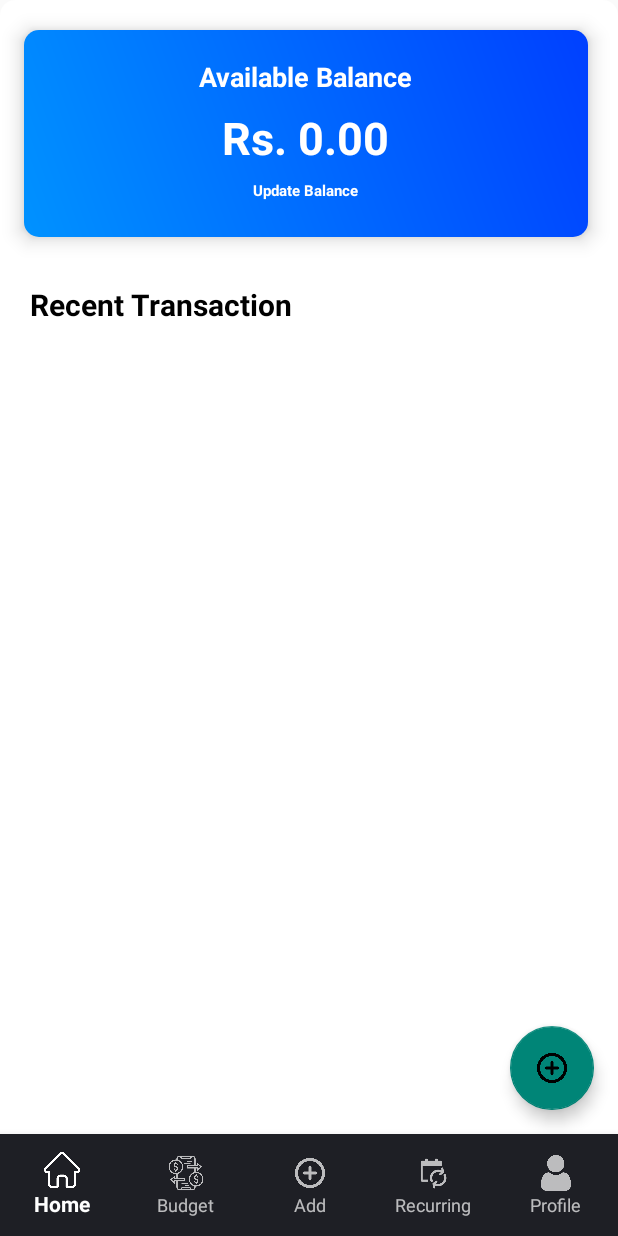
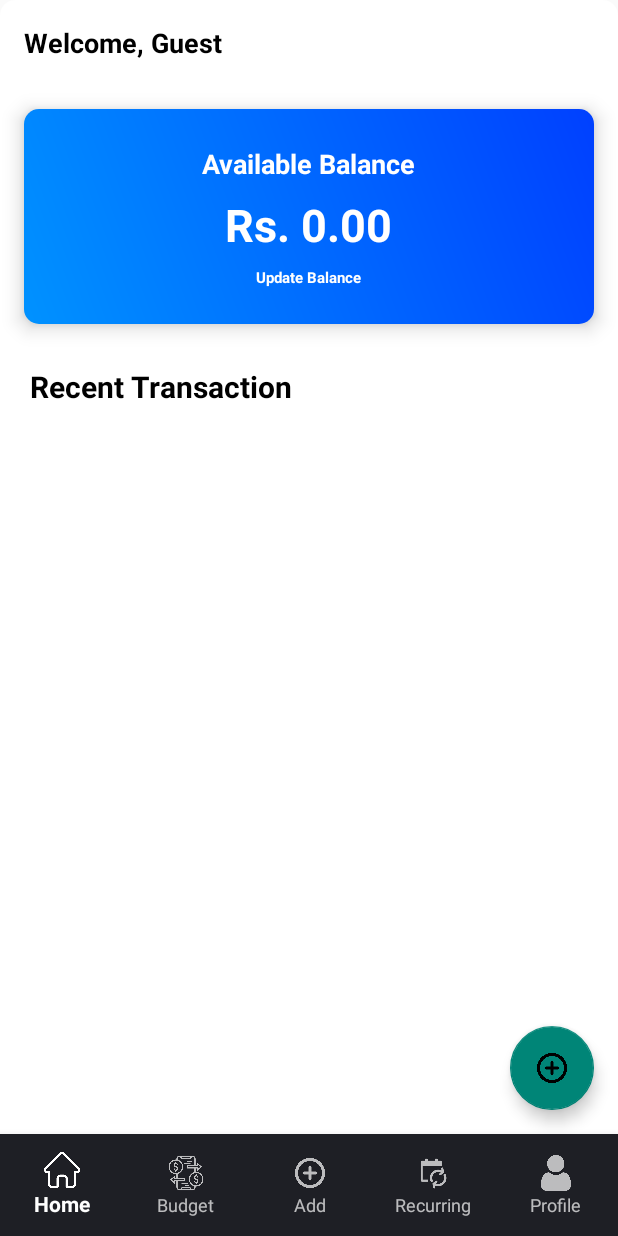
Before and after one commit to thuve-codes/MyRupees-expenceTrackingAndroidApp, an Android app built with Jetpack Compose: the MainActivity screen opened directly, with no data from a screen before it, on a phone screen of 412 x 824 dp. Run offline under Robolectric (Android 15) with nearby library versions, the light colour scheme and no system bars; 2 statements that could not run were skipped.

Commit message:
Lab 3 Req and Missed Function added and fixed , Need to do ORM and SQL Lite

```diff
--- a/app/src/main/java/com/thuve/myrupees/LoginActivity.kt
+++ b/app/src/main/java/com/thuve/myrupees/LoginActivity.kt
@@ -63,6 +63,8 @@ class LoginActivity : AppCompatActivity() {
 
         val storedPassword = sharedPreferences.getString("password_$username", null)
 
+
+
         if (storedPassword != null) {
             if (password == storedPassword) {
                 // Successful login
@@ -82,6 +84,7 @@ class LoginActivity : AppCompatActivity() {
 
 
     private fun navigateToMainActivity() {
+
         Toast.makeText(this, "Login successful!", Toast.LENGTH_SHORT).show()
         startActivity(Intent(this, MainActivity::class.java))
         finish()
--- a/app/src/main/java/com/thuve/myrupees/MainActivity.kt
+++ b/app/src/main/java/com/thuve/myrupees/MainActivity.kt
@@ -23,6 +23,7 @@ import androidx.recyclerview.widget.RecyclerView
 import androidx.work.*
 import com.google.android.material.bottomnavigation.BottomNavigationView
 import com.google.android.material.floatingactionbutton.FloatingActionButton
+import com.thuve.myrupees.SharedPrefManager
 import java.text.SimpleDateFormat
 import java.util.*
 import java.util.concurrent.TimeUnit
@@ -33,13 +34,27 @@ class MainActivity : AppCompatActivity() {
     private lateinit var adapter: TransactionAdapter
     private lateinit var bottomNavigationView: BottomNavigationView
     private lateinit var balanceTextView: TextView
+    private lateinit var WelcomeTextView: TextView
+
+    // New function to get the current user from "user_preferences"
+    private fun getCurrentUser(): String {
+        val sharedPref = getSharedPreferences("user_preferences", Context.MODE_PRIVATE)
+        return sharedPref.getString("current_user", "Guest") ?: "Guest"
+    }
 
     override fun onCreate(savedInstanceState: Bundle?) {
         super.onCreate(savedInstanceState)
         setContentView(R.layout.activity_main)
 
+        WelcomeTextView = findViewById(R.id.welcomeUser)
+        WelcomeTextView.text = "Welcome, ${getCurrentUser()}"
+
         balanceTextView = findViewById(R.id.availableBalance)
+
+        // Load only current user's transactions
         transactionList = SharedPrefManager.loadTransactions(this)
+            .filter { it.user == getCurrentUser() }
+            .toMutableList()
 
         val recyclerView = findViewById<RecyclerView>(R.id.transactionList)
         recyclerView.layoutManager = LinearLayoutManager(this)
@@ -47,7 +62,6 @@ class MainActivity : AppCompatActivity() {
             transactions = transactionList,
             onDelete = {
                 updateBalance()
-                // Notify other activities of transaction change
                 LocalBroadcastManager.getInstance(this)
                     .sendBroadcast(Intent("TRANSACTION_UPDATED"))
             },
@@ -136,11 +150,11 @@ class MainActivity : AppCompatActivity() {
                 )
 
                 transactionList[position] = updatedTransaction
-                SharedPrefManager.saveTransactions(this, transactionList)
+                SharedPrefManager.saveTransactions(this, SharedPrefManager.loadTransactions(this).map {
+                    if (it.id == updatedTransaction.id) updatedTransaction else it
+                })
                 adapter.notifyItemChanged(position)
                 updateBalance()
-
-                // Notify other activities of transaction change
                 LocalBroadcastManager.getInstance(this)
                     .sendBroadcast(Intent("TRANSACTION_UPDATED"))
             }
@@ -158,8 +172,7 @@ class MainActivity : AppCompatActivity() {
             .setMessage("Please enter the amount:")
             .setView(editTextAmount)
             .setPositiveButton("Add") { _, _ ->
-                val amountString = editTextAmount.text.toString()
-                val amount = amountString.toDoubleOrNull() ?: 0.0
+                val amount = editTextAmount.text.toString().toDoubleOrNull() ?: 0.0
                 if (amount > 0) {
                     updateBalance(amount)
                     Toast.makeText(this, "Amount Added: Rs. $amount", Toast.LENGTH_SHORT).show()
@@ -172,17 +185,21 @@ class MainActivity : AppCompatActivity() {
     }
 
     private fun updateBalance() {
-        val balance = transactionList.sumOf {
-            if (it.type == "Income") it.amount else -it.amount
-        }
+        val balance = transactionList
+            .filter { it.user == getCurrentUser() }
+            .sumOf {
+                if (it.type == "Income") it.amount else -it.amount
+            }
         balanceTextView.text = "Rs. %.2f".format(balance)
     }
 
     private fun updateBalance(amount: Double) {
         val date = SimpleDateFormat("yyyy-MM-dd", Locale.getDefault()).format(Date())
-        val currentBalance = transactionList.sumOf {
-            if (it.type == "Income") it.amount else -it.amount
-        }
+        val currentBalance = transactionList
+            .filter { it.user == getCurrentUser() }
+            .sumOf {
+                if (it.type == "Income") it.amount else -it.amount
+            }
         val newBalance = currentBalance + amount
 
         val newTransaction = Transaction(
@@ -192,11 +209,15 @@ class MainActivity : AppCompatActivity() {
             category = "Manual",
             date = date,
             type = "Income",
-            AvaiBal = newBalance
+            AvaiBal = newBalance,
+            user = getCurrentUser()
         )
 
+        val allTransactions = SharedPrefManager.loadTransactions(this).toMutableList()
+        allTransactions.add(newTransaction)
+        SharedPrefManager.saveTransactions(this, allTransactions)
+
         transactionList.add(newTransaction)
-        SharedPrefManager.saveTransactions(this, transactionList)
         adapter.notifyItemInserted(transactionList.size - 1)
         updateBalance()
     }
@@ -204,6 +225,9 @@ class MainActivity : AppCompatActivity() {
     override fun onResume() {
         super.onResume()
         val updatedTransactions = SharedPrefManager.loadTransactions(this)
+            .filter { it.user == getCurrentUser() }
+            .toMutableList()
+
         transactionList.clear()
         transactionList.addAll(updatedTransactions)
         adapter.notifyDataSetChanged()
@@ -212,14 +236,15 @@ class MainActivity : AppCompatActivity() {
 
     private fun createNotificationChannel() {
         if (Build.VERSION.SDK_INT >= Build.VERSION_CODES.O) {
-            val name = "MyRupeesChannel"
-            val descriptionText = "Channel for MyRupees recurring notifications"
-            val importance = NotificationManager.IMPORTANCE_DEFAULT
-            val channel = NotificationChannel("MYRUPEES_CHANNEL_ID", name, importance).apply {
-                description = descriptionText
+            val channel = NotificationChannel(
+                "MYRUPEES_CHANNEL_ID",
+                "MyRupeesChannel",
+                NotificationManager.IMPORTANCE_DEFAULT
+            ).apply {
+                description = "Channel for MyRupees recurring notifications"
             }
-            val notificationManager = getSystemService(Context.NOTIFICATION_SERVICE) as NotificationManager
-            notificationManager.createNotificationChannel(channel)
+            val manager = getSystemService(Context.NOTIFICATION_SERVICE) as NotificationManager
+            manager.createNotificationChannel(channel)
         }
     }
 
@@ -230,13 +255,13 @@ class MainActivity : AppCompatActivity() {
 
         WorkManager.getInstance(context).enqueue(request)
 
-        val periodicWorkRequest = OneTimeWorkRequestBuilder<RecurringNotificationWorker>()
+        val periodicRequest = OneTimeWorkRequestBuilder<RecurringNotificationWorker>()
             .setInitialDelay(3, TimeUnit.SECONDS)
             .build()
 
         WorkManager.getInstance(context).getWorkInfoByIdLiveData(request.id).observe(this) { workInfo ->
             if (workInfo != null && workInfo.state.isFinished) {
-                WorkManager.getInstance(context).enqueue(periodicWorkRequest)
+                WorkManager.getInstance(context).enqueue(periodicRequest)
             }
         }
     }
--- a/app/src/main/java/com/thuve/myrupees/RecurringTransaction.kt
+++ b/app/src/main/java/com/thuve/myrupees/RecurringTransaction.kt
@@ -5,5 +5,6 @@ data class RecurringTransaction(
     val title: String,
     val amount: Double,
     val scheduledDate: String,
-    var paid: Boolean = false
+    var paid: Boolean,
+    val user: String
 )
--- a/app/src/main/res/layout/activity_main.xml
+++ b/app/src/main/res/layout/activity_main.xml
@@ -8,108 +8,91 @@
     tools:context=".MainActivity"
     android:background="@drawable/gradient_background">
 
-    <!-- Welcome Back Message -->
+    <!-- Welcome Message -->
+    <TextView
+        android:id="@+id/welcomeUser"
+        android:layout_width="wrap_content"
+        android:layout_height="wrap_content"
+        android:text="Welcome, Guest"
+        android:textSize="18sp"
+        android:textStyle="bold"
+        android:padding="16dp"
+        android:layout_alignParentTop="true"
+        android:layout_alignParentStart="true"
+        android:textColor="@color/black"/>
 
-
-
+    <!-- Balance Section -->
     <LinearLayout
         android:id="@+id/balance"
-        android:layout_width="376dp"
+        android:layout_width="match_parent"
         android:layout_height="wrap_content"
+        android:layout_below="@id/welcomeUser"
+        android:layout_margin="16dp"
+        android:orientation="vertical"
+        android:gravity="center"
+        android:padding="24dp"
+        android:elevation="8dp"
+        android:background="@drawable/boxframe">
 
-        android:layout_marginStart="16dp"
-        android:layout_marginLeft="16dp"
-        android:layout_marginTop="20dp"
-        android:layout_marginEnd="16dp"
-        android:layout_marginRight="16dp"
-        android:layout_marginBottom="16dp"
-        android:background="@drawable/boxframe"
-        android:elevation="8dp"
-        android:gravity="center"
-        android:orientation="vertical"
-        android:padding="24dp">
-
-        <!-- Title for Balance Section -->
         <TextView
             android:id="@+id/balanceTitle"
             android:layout_width="wrap_content"
             android:layout_height="wrap_content"
-            android:layout_gravity="center"
-            android:layout_marginTop="-5dp"
             android:text="Available Balance"
             android:textColor="@android:color/white"
             android:textSize="18sp"
-            android:textStyle="bold" />
+            android:textStyle="bold"/>
 
-        <!-- Balance Value -->
         <TextView
             android:id="@+id/availableBalance"
             android:layout_width="wrap_content"
             android:layout_height="wrap_content"
-            android:layout_gravity="center"
             android:layout_marginTop="8dp"
             android:textColor="#FFFFFF"
             android:textSize="30sp"
-            android:textStyle="bold" />
+            android:textStyle="bold"/>
 
         <TextView
             android:id="@+id/updatebal"
             android:layout_width="wrap_content"
             android:layout_height="wrap_content"
+            android:layout_marginTop="8dp"
             android:text="@string/update_balance"
-            android:layout_gravity="center"
-            android:layout_marginTop="8dp"
             android:textColor="#FFFFFF"
             android:textSize="10sp"
-            android:textStyle="bold" />
+            android:textStyle="bold"/>
     </LinearLayout>
 
-    <!-- ScrollView for the RecyclerView -->
-
+    <!-- Recent Transactions Title -->
     <TextView
         android:id="@+id/recentTran"
-        android:layout_width="224dp"
+        android:layout_width="wrap_content"
         android:layout_height="wrap_content"
-        android:layout_below="@+id/balance"
-        android:layout_alignParentStart="true"
-        android:layout_alignParentEnd="true"
+        android:layout_below="@id/balance"
+        android:layout_marginTop="12dp"
         android:layout_marginStart="20dp"
-        android:layout_marginTop="15dp"
-        android:layout_marginEnd="159dp"
         android:text="@string/recent_transaction"
         android:textColor="@color/black"
-        android:textStyle="bold"
+        android:textSize="20sp"
+        android:textStyle="bold"/>
 
-        android:textSize="20dp" />
-
-    <ScrollView
+    <!-- RecyclerView for transactions -->
+    <androidx.recyclerview.widget.RecyclerView
+        android:id="@+id/transactionList"
         android:layout_width="match_parent"
-        android:layout_height="match_parent"
-        android:layout_below="@id/balance"
+        android:layout_height="0dp"
+        android:layout_below="@id/recentTran"
         android:layout_above="@id/bottom_navigation"
-        android:layout_marginTop="60dp">
-
-        <!-- RecyclerView inside the ScrollView -->
-        <LinearLayout
-            android:layout_width="match_parent"
-            android:layout_height="wrap_content"
-            android:orientation="vertical">
-
-            <androidx.recyclerview.widget.RecyclerView
-                android:id="@+id/transactionList"
-                android:layout_width="match_parent"
-                android:layout_height="wrap_content"
-               />
-        </LinearLayout>
-    </ScrollView>
+        android:layout_marginTop="8dp"
+        android:padding="8dp"/>
 
     <!-- FloatingActionButton -->
     <com.google.android.material.floatingactionbutton.FloatingActionButton
         android:id="@+id/addBtn"
         android:layout_width="wrap_content"
         android:layout_height="wrap_content"
+        android:layout_alignParentEnd="true"
         android:layout_above="@id/bottom_navigation"
-        android:layout_alignParentEnd="true"
         android:layout_margin="16dp"
         app:srcCompat="@drawable/ic_add" />
 
@@ -121,12 +104,12 @@
         android:layout_alignParentBottom="true"
         android:elevation="8dp"
         android:background="#1e1f25"
-        app:itemIconTint="@color/nav_icon_selector"
-        app:itemTextColor="@color/nav_text_selector"
-        app:labelVisibilityMode="labeled"
-        app:menu="@menu/bottom_nav_menu"
         android:paddingTop="6dp"
         android:paddingBottom="6dp"
         android:clipToPadding="false"
-        app:itemRippleColor="@color/nav_ripple" />
+        app:itemIconTint="@color/nav_icon_selector"
+        app:itemTextColor="@color/nav_text_selector"
+        app:itemRippleColor="@color/nav_ripple"
+        app:labelVisibilityMode="labeled"
+        app:menu="@menu/bottom_nav_menu"/>
 </RelativeLayout>
```
Also changed, not shown: app/src/main/java/com/thuve/myrupees/AddTransactionActivity.kt (+13 -8 lines), app/src/main/java/com/thuve/myrupees/BudgetActivity.kt (+14 -8 lines), app/src/main/java/com/thuve/myrupees/RecurringNotificationWorker.kt (+10 -5 lines), app/src/main/java/com/thuve/myrupees/RecurringTransactionActivity.kt (+25 -10 lines), app/src/main/java/com/thuve/myrupees/SharedPrefManager.kt (+9 -0 lines), app/src/main/res/layout/activity_login.xml (+6 -6 lines), app/src/main/res/layout/activity_profile.xml (+37 -23 lines), app/src/main/res/layout/activity_signup.xml (+10 -10 lines), app/src/main/java/com/thuve/myrupees/RecurringAdapter.kt (line endings or trailing spaces).
